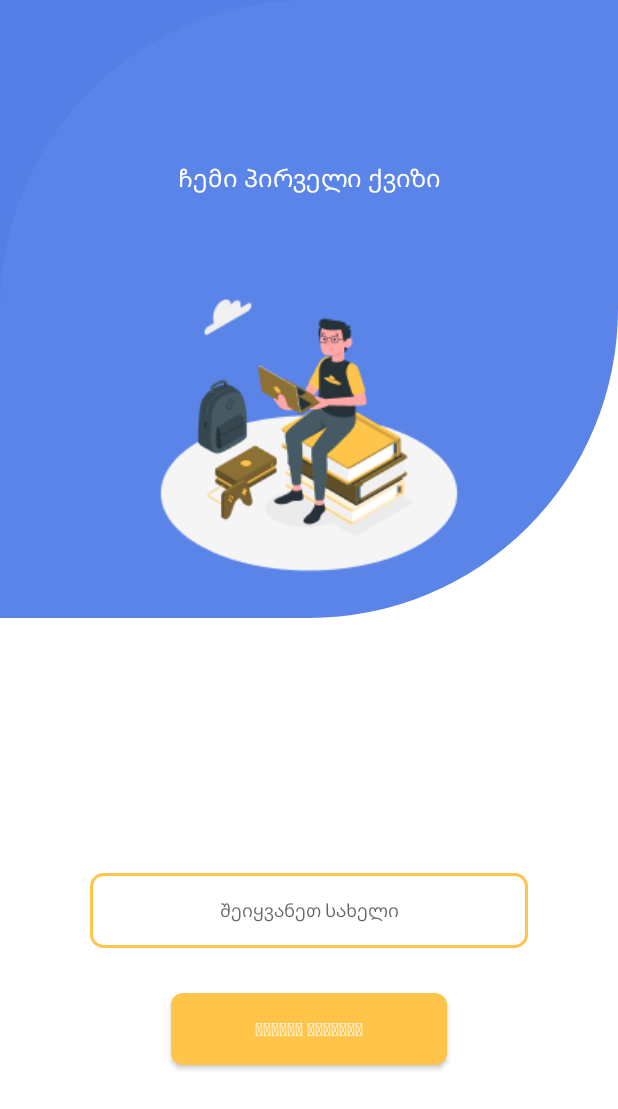
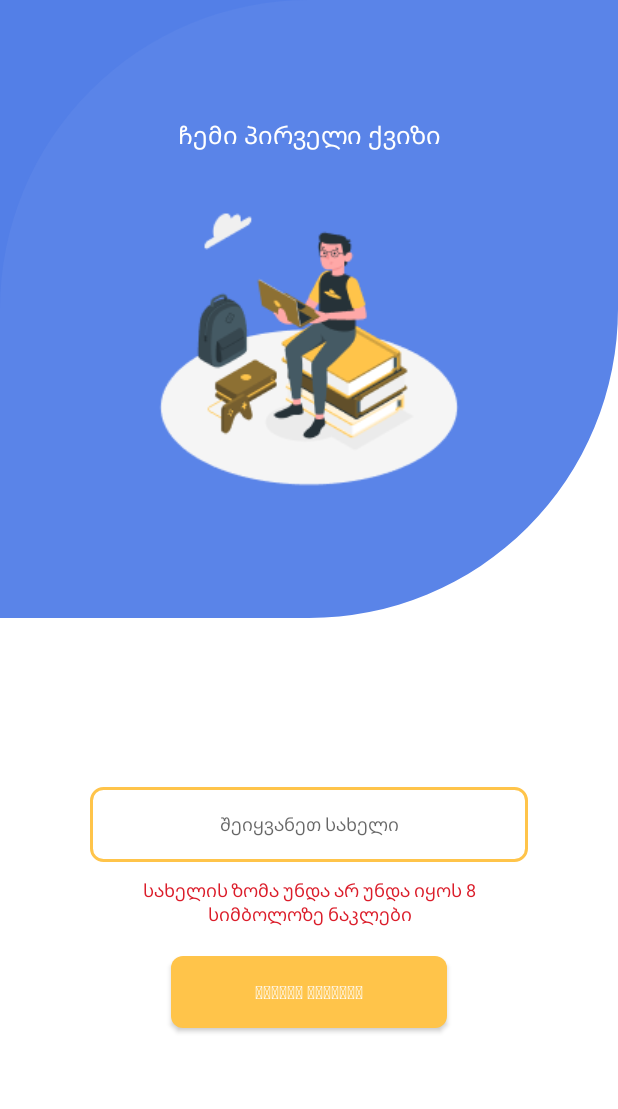
Before and after one commit to DavitTsiskarashvili/Space-Quiz-App, an Android app: the screen it shows after launch (QuizActivity), after a tap on "ᲥᲕᲘᲖᲘᲡ ᲓᲐᲬᲧᲔᲑᲐ", on a phone screen of 412 x 824 dp. Shown: the top 1109 px of the screen. Run offline under Robolectric (Android 15) with nearby library versions, the phone set to English and light mode, and no system bars; our stand-ins replace Room's generated code.

Commit message:
added username validation

```diff
--- a/app/src/main/java/com/space/quiz_app/presentation/model/QuizUserUIModel.kt
+++ b/app/src/main/java/com/space/quiz_app/presentation/model/QuizUserUIModel.kt
@@ -2,5 +2,5 @@ package com.space.quiz_app.presentation.model
 
 data class QuizUserUIModel(
     val username: String,
-    val gpa: Float
+    val gpa: Float = 0f
 )
--- a/app/src/main/java/com/space/quiz_app/presentation/quiz_login_screen/ui/QuizLoginFragment.kt
+++ b/app/src/main/java/com/space/quiz_app/presentation/quiz_login_screen/ui/QuizLoginFragment.kt
@@ -1,10 +1,13 @@
 package com.space.quiz_app.presentation.quiz_login_screen.ui
 
+import androidx.lifecycle.lifecycleScope
 import com.space.quiz_app.R
 import com.space.quiz_app.common.extensions.viewBinding
 import com.space.quiz_app.databinding.QuizLoginFragmentBinding
 import com.space.quiz_app.presentation.base.QuizBaseFragment
 import com.space.quiz_app.presentation.quiz_login_screen.view_model.QuizLoginViewModel
+import kotlinx.coroutines.flow.collect
+import kotlinx.coroutines.launch
 import kotlin.reflect.KClass
 
 class QuizLoginFragment : QuizBaseFragment<QuizLoginViewModel>() {
@@ -19,6 +22,7 @@ class QuizLoginFragment : QuizBaseFragment<QuizLoginViewModel>() {
 
     override fun onBind() {
         logIn()
+        setErrorMessage()
     }
 
     private fun logIn() {
@@ -27,4 +31,14 @@ class QuizLoginFragment : QuizBaseFragment<QuizLoginViewModel>() {
         }
     }
 
+    private fun setErrorMessage() {
+        viewLifecycleOwner.lifecycleScope.launch {
+            viewModel.validationError.collect() {
+                it?.let {
+                    binding.errorTextView.text = getString(it.errorText)
+                }
+            }
+        }
+    }
+
 }
--- a/app/src/main/java/com/space/quiz_app/presentation/quiz_login_screen/view_model/QuizLoginViewModel.kt
+++ b/app/src/main/java/com/space/quiz_app/presentation/quiz_login_screen/view_model/QuizLoginViewModel.kt
@@ -7,12 +7,18 @@ import com.space.quiz_app.presentation.mapper.QuizUserUIToDomainMapper
 import com.space.quiz_app.presentation.model.QuizUserUIModel
 import com.space.quiz_app.presentation.quiz_login_screen.ui.QuizLoginFragmentDirections
 import com.space.quiz_app.presentation.utils.Regex.pattern
+import com.space.quiz_app.presentation.utils.Validation
+import kotlinx.coroutines.flow.MutableStateFlow
+import kotlinx.coroutines.flow.asStateFlow
 import kotlinx.coroutines.launch
 
 class QuizLoginViewModel(
     private val quizUserRepository: QuizUserRepository,
     private val quizUserUIToDomainMapper: QuizUserUIToDomainMapper
 ) : QuizBaseViewModel() {
+
+    private val _validationError = MutableStateFlow<Validation?>(null)
+    val validationError = _validationError.asStateFlow()
 
     private suspend fun insertUsername(username: String) {
         quizUserRepository.insertUsername(quizUserUIToDomainMapper(QuizUserUIModel(username)))
@@ -23,10 +29,13 @@ class QuizLoginViewModel(
     }
 
     fun isValidUsername(username: String) {
-        if (pattern.matches(username)) {
-            viewModelScope.launch {
+        viewModelScope.launch {
+            val error = Validation.validate(username)
+            if (error == Validation.LOGIN_SUCCESS) {
                 insertUsername(username)
                 navigate()
+            } else {
+                _validationError.emit(error)
             }
         }
     }
--- /dev/null
+++ b/app/src/main/java/com/space/quiz_app/presentation/utils/Validation.kt
@@ -0,0 +1,23 @@
+package com.space.quiz_app.presentation.utils
+
+import androidx.annotation.StringRes
+import com.space.quiz_app.R
+
+enum class Validation(@StringRes val errorText: Int)  {
+    USERNAME_INVALID_LENGTH_LONG(R.string.username_invalid_length_long),
+    USERNAME_INVALID_LENGTH_SHORT(R.string.username_invalid_length_short),
+    USERNAME_INVALID_CHARACTERS(R.string.username_invalid_characters),
+    LOGIN_SUCCESS(R.string.login_success);
+
+    companion object {
+        fun validate(input: String): Validation {
+            return when {
+                input.length <= 8 -> USERNAME_INVALID_LENGTH_SHORT
+                input.length > 20 -> USERNAME_INVALID_LENGTH_LONG
+                !input.contains(Regex.pattern) -> USERNAME_INVALID_CHARACTERS
+                else -> LOGIN_SUCCESS
+            }
+        }
+    }
+
+}
--- a/app/src/main/res/layout/quiz_login_fragment.xml
+++ b/app/src/main/res/layout/quiz_login_fragment.xml
@@ -44,6 +44,7 @@
         style="@style/smallMyriadGeo_Regular"
         android:layout_width="match_parent"
         android:layout_height="wrap_content"
+        android:layout_marginTop="@dimen/dimen_80_dp"
         android:layout_marginHorizontal="@dimen/dimen_60_dp"
         android:layout_marginBottom="@dimen/dimen_30_dp"
         android:hint="@string/hint_text"
@@ -52,9 +53,22 @@
         android:paddingEnd="@dimen/dimen_30_dp"
         android:textAlignment="center"
         android:background="@drawable/shp_message_edittext"
+        app:layout_constraintTop_toBottomOf="@id/backgroundView"
         app:layout_constraintBottom_toTopOf="@+id/startButton"
         app:layout_constraintEnd_toEndOf="parent"
         app:layout_constraintStart_toStartOf="parent" />
+
+    <androidx.appcompat.widget.AppCompatTextView
+        android:id="@+id/errorTextView"
+        style="@style/smallMyriadGeo_Error"
+        android:layout_width="0dp"
+        android:layout_height="wrap_content"
+        android:textAlignment="center"
+        android:layout_marginTop="@dimen/dimen_10_dp"
+        android:layout_marginHorizontal="@dimen/dimen_60_dp"
+        app:layout_constraintStart_toStartOf="parent"
+        app:layout_constraintEnd_toEndOf="parent"
+        app:layout_constraintTop_toBottomOf="@+id/usernameEditText"/>
 
     <androidx.appcompat.widget.AppCompatButton
         android:id="@+id/startButton"
@@ -62,11 +76,11 @@
         android:layout_width="match_parent"
         android:layout_height="wrap_content"
         android:layout_marginHorizontal="@dimen/dimen_114_dp"
-        android:layout_marginBottom="@dimen/dimen_114_dp"
+        android:layout_marginTop="@dimen/dimen_20_dp"
         android:background="@drawable/shape_start_button"
         android:text="@string/start_quiz_button"
         android:textColor="@color/white"
-        app:layout_constraintBottom_toBottomOf="parent"
+        app:layout_constraintTop_toBottomOf="@id/errorTextView"
         app:layout_constraintEnd_toEndOf="parent"
         app:layout_constraintStart_toStartOf="parent" />
 
--- a/app/src/main/res/values/strings.xml
+++ b/app/src/main/res/values/strings.xml
@@ -18,5 +18,8 @@
     <string name="do_you_want_to_cancel_quiz">ნამდვილად გსურს ქვიზის შეწყვეტა?</string>
     <string name="yes">კი</string>
     <string name="no">არა</string>
-    <string name="invalid_username">პაროლი არ უნდა იყოს 8 სიმბოლოზე ნაკლები და უნდა შეიცავდეს მინიმუმ 1 დიდ სიმბოლოს, 1 ციფრს და პატარა სიმბოლოს</string>
+    <string name="username_invalid_length_long">სახელის ზომა უნდა არ უნდა აღემატებოდეს 20 სიმბოლოს</string>
+    <string name="username_invalid_length_short">სახელის ზომა უნდა არ უნდა იყოს 8 სიმბოლოზე ნაკლები</string>
+    <string name="username_invalid_characters">სახელი უნდა შედგებოდეს 1 დიდი, 1 პატარა და 1 სპეციალური სიმბოლოსგან</string>
+    <string name="login_success">მომხამრებელი წარმატებით შევიდა სისტემაში</string>
 </resources>
--- a/app/src/main/res/values/text_style.xml
+++ b/app/src/main/res/values/text_style.xml
@@ -3,38 +3,44 @@
     <style name="bigMyriadGeo_Bold" >
         <item name="android:font">@font/myriad_geo</item>
         <item name="android:textSize">@dimen/dimen_16_sp</item>
-        <item name="color">@color/neutral_01_dark_grey</item>
+        <item name="android:textColor">@color/neutral_01_dark_grey</item>
         <item name="android:textStyle">bold</item>
     </style>
 
     <style name="bigMyriadGeo_Regular" >
         <item name="android:font">@font/myriad_geo</item>
         <item name="android:textSize">@dimen/dimen_16_sp</item>
-        <item name="color">@color/neutral_01_dark_grey</item>
+        <item name="android:textColor">@color/neutral_01_dark_grey</item>
     </style>
 
     <style name="normalMyriadGeo_Regular" >
         <item name="android:font">@font/myriad_geo</item>
         <item name="android:textSize">@dimen/dimen_14_sp</item>
-        <item name="color">@color/neutral_01_dark_grey</item>
+        <item name="android:textColor">@color/neutral_01_dark_grey</item>
     </style>
 
     <style name="normalMyriadGeo_Bold" >
         <item name="android:font">@font/myriad_geo</item>
         <item name="android:textSize">@dimen/dimen_14_sp</item>
-        <item name="color">@color/neutral_01_dark_grey</item>
+        <item name="android:textColor">@color/neutral_01_dark_grey</item>
         <item name="android:textStyle">bold</item>
     </style>
 
     <style name="smallMyriadGeo_Regular" >
         <item name="android:font">@font/myriad_geo</item>
         <item name="android:textSize">@dimen/dimen_12_sp</item>
-        <item name="color">@color/neutral_02_grey</item>
+        <item name="android:textColor">@color/neutral_02_grey</item>
+    </style>
+
+    <style name="smallMyriadGeo_Error" >
+        <item name="android:font">@font/myriad_geo</item>
+        <item name="android:textSize">@dimen/dimen_12_sp</item>
+        <item name="android:textColor">@color/red_wrong</item>
     </style>
 
     <style name="hintMyriadGeo_Regular" >
         <item name="android:font">@font/myriad_geo</item>
         <item name="android:textSize">@dimen/dimen_12_sp</item>
-        <item name="color">@color/neutral_02_grey</item>
+        <item name="android:textColor">@color/neutral_02_grey</item>
     </style>
 </resources>
```
